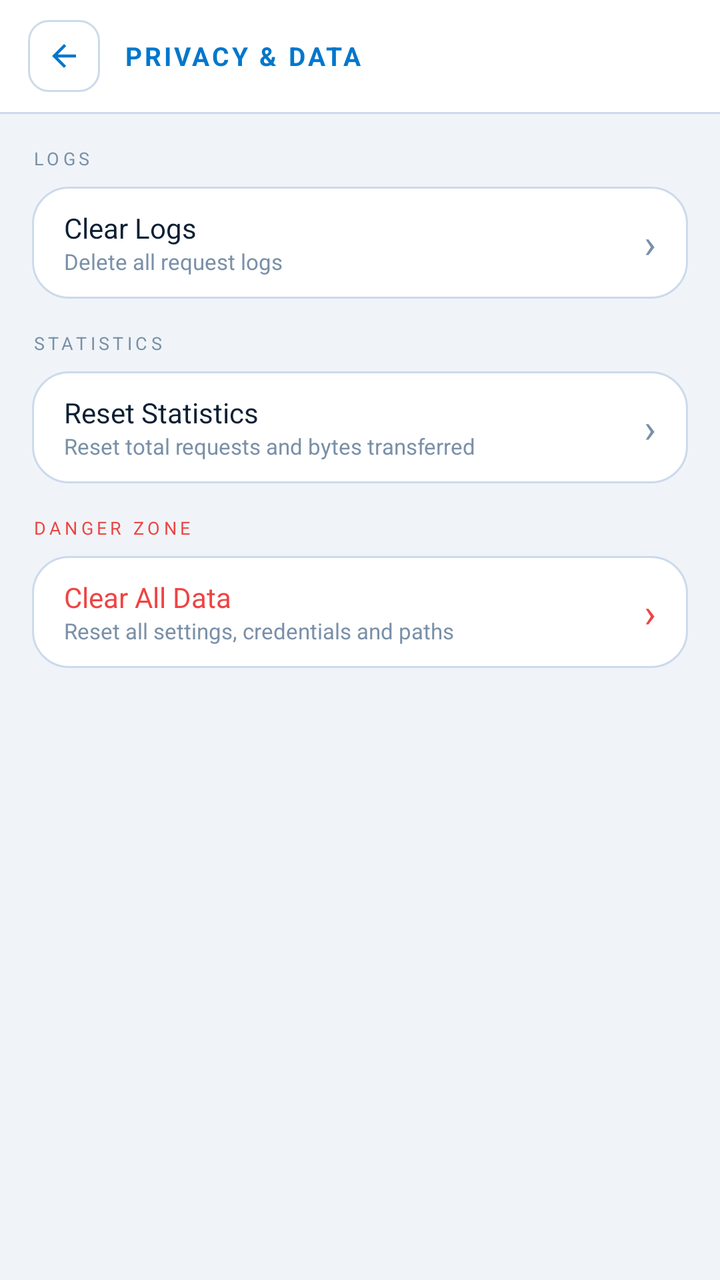
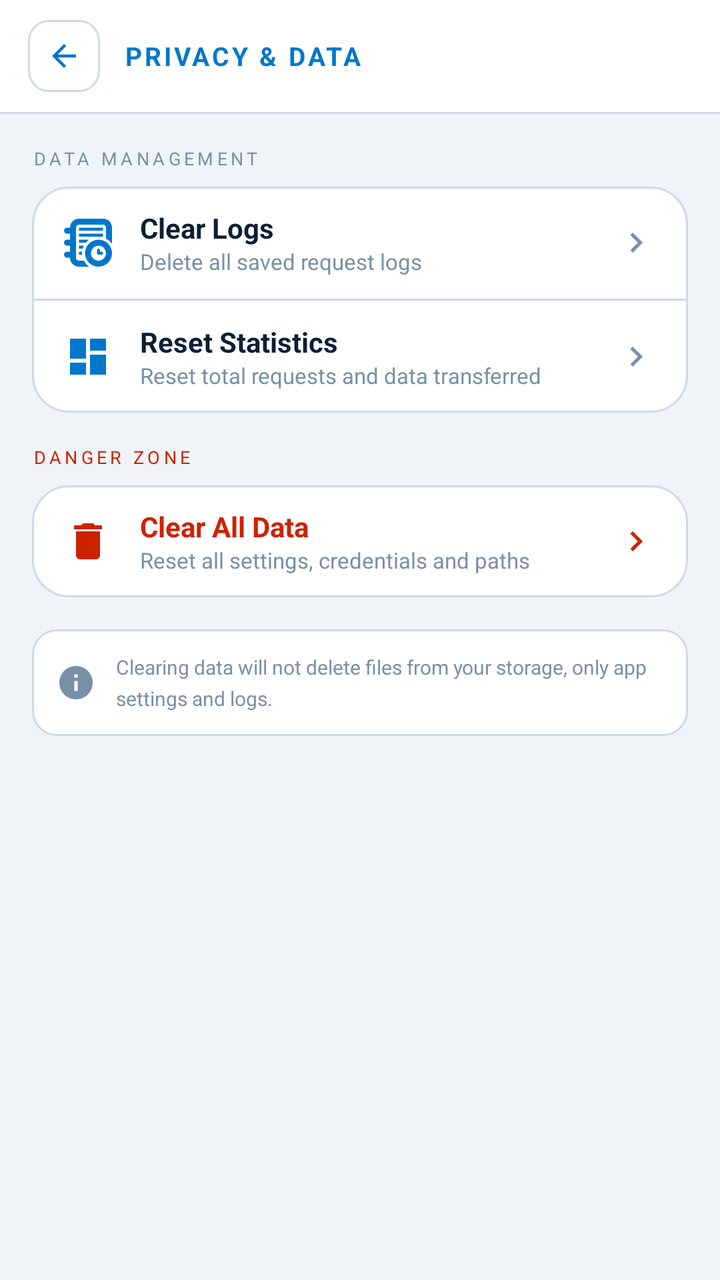

Screens rendered from an Android XML layout before and after an edit, with the pre-edit source and the edit as a unified diff.
<!-- AndroidManifest.xml: application theme Theme.HostMaster -->
<!-- res/layout/activity_privacy.xml -->
<?xml version="1.0" encoding="utf-8"?>
<LinearLayout xmlns:android="http://schemas.android.com/apk/res/android"
    android:layout_width="match_parent"
    android:layout_height="match_parent"
    android:orientation="vertical"
    android:background="@color/bg">

    
    <LinearLayout
        android:layout_width="match_parent"
        android:layout_height="56dp"
        android:orientation="horizontal"
        android:gravity="center_vertical"
        android:paddingStart="14dp"
        android:paddingEnd="14dp"
        android:background="@color/surface">

        <LinearLayout
            android:id="@+id/btn_back"
            android:layout_width="36dp"
            android:layout_height="36dp"
            android:background="@drawable/bg_back_btn"
            android:gravity="center"
            android:layout_marginEnd="12dp">
            <ImageView android:layout_width="18dp" android:layout_height="18dp"
                android:src="@drawable/ic_back"/>
        </LinearLayout>

        <TextView
            android:layout_width="wrap_content"
            android:layout_height="wrap_content"
            android:text="PRIVACY &amp; DATA"
            android:textColor="@color/accent"
            android:textSize="13sp"
            android:textStyle="bold"
            android:letterSpacing="0.1"/>
    </LinearLayout>

    <View android:layout_width="match_parent" android:layout_height="1dp"
        android:background="@color/border"/>

    <ScrollView android:layout_width="match_parent" android:layout_height="match_parent"
        android:scrollbars="none">

        <LinearLayout android:layout_width="match_parent" android:layout_height="wrap_content"
            android:orientation="vertical" android:padding="16dp">

            
            <TextView android:layout_width="wrap_content" android:layout_height="wrap_content"
                android:text="LOGS" android:textColor="@color/text_muted"
                android:textSize="9sp" android:letterSpacing="0.2" android:layout_marginBottom="8dp"/>

            <LinearLayout android:layout_width="match_parent" android:layout_height="wrap_content"
                android:orientation="vertical" android:background="@drawable/bg_card"
                android:layout_marginBottom="16dp">

                <LinearLayout
                    android:id="@+id/btn_clear_logs"
                    android:layout_width="match_parent" android:layout_height="56dp"
                    android:orientation="horizontal" android:gravity="center_vertical"
                    android:paddingStart="16dp" android:paddingEnd="16dp"
                    android:clickable="true" android:focusable="true"
                    android:background="?attr/selectableItemBackground">
                    <LinearLayout android:layout_width="0dp" android:layout_height="wrap_content"
                        android:layout_weight="1" android:orientation="vertical">
                        <TextView android:layout_width="wrap_content" android:layout_height="wrap_content"
                            android:text="Clear Logs" android:textColor="@color/text_primary" android:textSize="14sp"/>
                        <TextView android:layout_width="wrap_content" android:layout_height="wrap_content"
                            android:text="Delete all request logs"
                            android:textColor="@color/text_muted" android:textSize="11sp"/>
                    </LinearLayout>
                    <TextView android:layout_width="wrap_content" android:layout_height="wrap_content"
                        android:text="›" android:textColor="@color/text_muted" android:textSize="20sp"/>
                </LinearLayout>
            </LinearLayout>

            
            <TextView android:layout_width="wrap_content" android:layout_height="wrap_content"
                android:text="STATISTICS" android:textColor="@color/text_muted"
                android:textSize="9sp" android:letterSpacing="0.2" android:layout_marginBottom="8dp"/>

            <LinearLayout android:layout_width="match_parent" android:layout_height="wrap_content"
                android:orientation="vertical" android:background="@drawable/bg_card"
                android:layout_marginBottom="16dp">

                <LinearLayout
                    android:id="@+id/btn_reset_stats"
                    android:layout_width="match_parent" android:layout_height="56dp"
                    android:orientation="horizontal" android:gravity="center_vertical"
                    android:paddingStart="16dp" android:paddingEnd="16dp"
                    android:clickable="true" android:focusable="true"
                    android:background="?attr/selectableItemBackground">
                    <LinearLayout android:layout_width="0dp" android:layout_height="wrap_content"
                        android:layout_weight="1" android:orientation="vertical">
                        <TextView android:layout_width="wrap_content" android:layout_height="wrap_content"
                            android:text="Reset Statistics"
                            android:textColor="@color/text_primary" android:textSize="14sp"/>
                        <TextView android:layout_width="wrap_content" android:layout_height="wrap_content"
                            android:text="Reset total requests and bytes transferred"
                            android:textColor="@color/text_muted" android:textSize="11sp"/>
                    </LinearLayout>
                    <TextView android:layout_width="wrap_content" android:layout_height="wrap_content"
                        android:text="›" android:textColor="@color/text_muted" android:textSize="20sp"/>
                </LinearLayout>
            </LinearLayout>

            
            <TextView android:layout_width="wrap_content" android:layout_height="wrap_content"
                android:text="DANGER ZONE" android:textColor="#ef4444"
                android:textSize="9sp" android:letterSpacing="0.2" android:layout_marginBottom="8dp"/>

            <LinearLayout android:layout_width="match_parent" android:layout_height="wrap_content"
                android:orientation="vertical" android:background="@drawable/bg_card">

                <LinearLayout
                    android:id="@+id/btn_clear_all"
                    android:layout_width="match_parent" android:layout_height="56dp"
                    android:orientation="horizontal" android:gravity="center_vertical"
                    android:paddingStart="16dp" android:paddingEnd="16dp"
                    android:clickable="true" android:focusable="true"
                    android:background="?attr/selectableItemBackground">
                    <LinearLayout android:layout_width="0dp" android:layout_height="wrap_content"
                        android:layout_weight="1" android:orientation="vertical">
                        <TextView android:layout_width="wrap_content" android:layout_height="wrap_content"
                            android:text="Clear All Data"
                            android:textColor="#ef4444" android:textSize="14sp"/>
                        <TextView android:layout_width="wrap_content" android:layout_height="wrap_content"
                            android:text="Reset all settings, credentials and paths"
                            android:textColor="@color/text_muted" android:textSize="11sp"/>
                    </LinearLayout>
                    <TextView android:layout_width="wrap_content" android:layout_height="wrap_content"
                        android:text="›" android:textColor="#ef4444" android:textSize="20sp"/>
                </LinearLayout>
            </LinearLayout>

        </LinearLayout>
    </ScrollView>
</LinearLayout>
<!-- resources referenced by this layout -->
<resources>
  <color name="accent">#0077CC</color>
  <color name="bg">#F0F4F8</color>
  <color name="border">#CCDAEB</color>
  <color name="surface">#FFFFFF</color>
  <color name="text_muted">#7A90A8</color>
  <color name="text_primary">#0D1F33</color>
  <color name="card">#FFFFFF</color>
  <!-- unchanged entries left out for length: 4 -->
</resources>

<!-- the commit's change to res/layout/activity_privacy.xml (unified diff, before → after) -->
@@ -40,97 +40,164 @@
         android:background="@color/border"/>
 
     <ScrollView android:layout_width="match_parent" android:layout_height="match_parent"
-        android:scrollbars="none">
+        android:scrollbars="none" android:fillViewport="true">
 
         <LinearLayout android:layout_width="match_parent" android:layout_height="wrap_content"
             android:orientation="vertical" android:padding="16dp">
 
             
-            <TextView android:layout_width="wrap_content" android:layout_height="wrap_content"
-                android:text="LOGS" android:textColor="@color/text_muted"
-                android:textSize="9sp" android:letterSpacing="0.2" android:layout_marginBottom="8dp"/>
-
-            <LinearLayout android:layout_width="match_parent" android:layout_height="wrap_content"
-                android:orientation="vertical" android:background="@drawable/bg_card"
+            <LinearLayout
+                android:layout_width="match_parent"
+                android:layout_height="wrap_content"
+                android:orientation="vertical"
                 android:layout_marginBottom="16dp">
 
-                <LinearLayout
-                    android:id="@+id/btn_clear_logs"
-                    android:layout_width="match_parent" android:layout_height="56dp"
-                    android:orientation="horizontal" android:gravity="center_vertical"
-                    android:paddingStart="16dp" android:paddingEnd="16dp"
-                    android:clickable="true" android:focusable="true"
-                    android:background="?attr/selectableItemBackground">
-                    <LinearLayout android:layout_width="0dp" android:layout_height="wrap_content"
-                        android:layout_weight="1" android:orientation="vertical">
-                        <TextView android:layout_width="wrap_content" android:layout_height="wrap_content"
-                            android:text="Clear Logs" android:textColor="@color/text_primary" android:textSize="14sp"/>
-                        <TextView android:layout_width="wrap_content" android:layout_height="wrap_content"
-                            android:text="Delete all request logs"
-                            android:textColor="@color/text_muted" android:textSize="11sp"/>
+                <TextView android:layout_width="wrap_content" android:layout_height="wrap_content"
+                    android:text="DATA MANAGEMENT"
+                    android:textColor="@color/text_muted"
+                    android:textSize="9sp" android:letterSpacing="0.2" android:layout_marginBottom="8dp"/>
+
+                <LinearLayout android:layout_width="match_parent" android:layout_height="wrap_content"
+                    android:orientation="vertical" android:background="@drawable/bg_card">
+
+                    
+                    <LinearLayout
+                        android:id="@+id/btn_clear_logs"
+                        android:layout_width="match_parent" android:layout_height="56dp"
+                        android:orientation="horizontal" android:gravity="center_vertical"
+                        android:paddingStart="16dp" android:paddingEnd="16dp"
+                        android:clickable="true" android:focusable="true"
+                        android:background="?attr/selectableItemBackground">
+
+                        <ImageView
+                            android:layout_width="24dp" android:layout_height="24dp"
+                            android:src="@drawable/ic_logs"
+                            android:tint="@color/accent"
+                            android:layout_marginEnd="14dp"/>
+
+                        <LinearLayout android:layout_width="0dp" android:layout_height="wrap_content"
+                            android:layout_weight="1" android:orientation="vertical">
+                            <TextView android:layout_width="wrap_content" android:layout_height="wrap_content"
+                                android:text="Clear Logs" android:textColor="@color/text_primary" android:textSize="14sp"
+                                android:textStyle="bold"/>
+                            <TextView android:layout_width="wrap_content" android:layout_height="wrap_content"
+                                android:text="Delete all saved request logs"
+                                android:textColor="@color/text_muted" android:textSize="11sp"/>
+                        </LinearLayout>
+
+                        <ImageView
+                            android:layout_width="20dp" android:layout_height="20dp"
+                            android:src="@drawable/ic_arrow_forward"
+                            android:tint="@color/text_muted"/>
                     </LinearLayout>
-                    <TextView android:layout_width="wrap_content" android:layout_height="wrap_content"
-                        android:text="›" android:textColor="@color/text_muted" android:textSize="20sp"/>
+
+                    <View android:layout_width="match_parent" android:layout_height="1dp"
+                        android:background="@color/border"/>
+
+                    
+                    <LinearLayout
+                        android:id="@+id/btn_reset_stats"
+                        android:layout_width="match_parent" android:layout_height="56dp"
+                        android:orientation="horizontal" android:gravity="center_vertical"
+                        android:paddingStart="16dp" android:paddingEnd="16dp"
+                        android:clickable="true" android:focusable="true"
+                        android:background="?attr/selectableItemBackground">
+
+                        <ImageView
+                            android:layout_width="24dp" android:layout_height="24dp"
+                            android:src="@drawable/ic_analytics"
+                            android:tint="@color/accent"
+                            android:layout_marginEnd="14dp"/>
+
+                        <LinearLayout android:layout_width="0dp" android:layout_height="wrap_content"
+                            android:layout_weight="1" android:orientation="vertical">
+                            <TextView android:layout_width="wrap_content" android:layout_height="wrap_content"
+                                android:text="Reset Statistics" android:textColor="@color/text_primary" android:textSize="14sp"
+                                android:textStyle="bold"/>
+                            <TextView android:layout_width="wrap_content" android:layout_height="wrap_content"
+                                android:text="Reset total requests and data transferred"
+                                android:textColor="@color/text_muted" android:textSize="11sp"/>
+                        </LinearLayout>
+
+                        <ImageView
+                            android:layout_width="20dp" android:layout_height="20dp"
+                            android:src="@drawable/ic_arrow_forward"
+                            android:tint="@color/text_muted"/>
+                    </LinearLayout>
                 </LinearLayout>
             </LinearLayout>
 
             
-            <TextView android:layout_width="wrap_content" android:layout_height="wrap_content"
-                android:text="STATISTICS" android:textColor="@color/text_muted"
-                android:textSize="9sp" android:letterSpacing="0.2" android:layout_marginBottom="8dp"/>
-
-            <LinearLayout android:layout_width="match_parent" android:layout_height="wrap_content"
-                android:orientation="vertical" android:background="@drawable/bg_card"
-                android:layout_marginBottom="16dp">
-
-                <LinearLayout
-                    android:id="@+id/btn_reset_stats"
-                    android:layout_width="match_parent" android:layout_height="56dp"
-                    android:orientation="horizontal" android:gravity="center_vertical"
-                    android:paddingStart="16dp" android:paddingEnd="16dp"
-                    android:clickable="true" android:focusable="true"
-                    android:background="?attr/selectableItemBackground">
-                    <LinearLayout android:layout_width="0dp" android:layout_height="wrap_content"
-                        android:layout_weight="1" android:orientation="vertical">
-                        <TextView android:layout_width="wrap_content" android:layout_height="wrap_content"
-                            android:text="Reset Statistics"
-                            android:textColor="@color/text_primary" android:textSize="14sp"/>
-                        <TextView android:layout_width="wrap_content" android:layout_height="wrap_content"
-                            android:text="Reset total requests and bytes transferred"
-                            android:textColor="@color/text_muted" android:textSize="11sp"/>
+            <LinearLayout
+                android:layout_width="match_parent"
+                android:layout_height="wrap_content"
+                android:orientation="vertical">
+
+                <TextView android:layout_width="wrap_content" android:layout_height="wrap_content"
+                    android:text="DANGER ZONE"
+                    android:textColor="@color/col_red"
+                    android:textSize="9sp" android:letterSpacing="0.2" android:layout_marginBottom="8dp"/>
+
+                <LinearLayout android:layout_width="match_parent" android:layout_height="wrap_content"
+                    android:orientation="vertical" android:background="@drawable/bg_card">
+
+                    
+                    <LinearLayout
+                        android:id="@+id/btn_clear_all"
+                        android:layout_width="match_parent" android:layout_height="56dp"
+                        android:orientation="horizontal" android:gravity="center_vertical"
+                        android:paddingStart="16dp" android:paddingEnd="16dp"
+                        android:clickable="true" android:focusable="true"
+                        android:background="?attr/selectableItemBackground">
+
+                        <ImageView
+                            android:layout_width="24dp" android:layout_height="24dp"
+                            android:src="@drawable/ic_delete_forever"
+                            android:tint="@color/col_red"
+                            android:layout_marginEnd="14dp"/>
+
+                        <LinearLayout android:layout_width="0dp" android:layout_height="wrap_content"
+                            android:layout_weight="1" android:orientation="vertical">
+                            <TextView android:layout_width="wrap_content" android:layout_height="wrap_content"
+                                android:text="Clear All Data" android:textColor="@color/col_red" android:textSize="14sp"
+                                android:textStyle="bold"/>
+                            <TextView android:layout_width="wrap_content" android:layout_height="wrap_content"
+                                android:text="Reset all settings, credentials and paths"
+                                android:textColor="@color/text_muted" android:textSize="11sp"/>
+                        </LinearLayout>
+
+                        <ImageView
+                            android:layout_width="20dp" android:layout_height="20dp"
+                            android:src="@drawable/ic_arrow_forward"
+                            android:tint="@color/col_red"/>
                     </LinearLayout>
-                    <TextView android:layout_width="wrap_content" android:layout_height="wrap_content"
-                        android:text="›" android:textColor="@color/text_muted" android:textSize="20sp"/>
                 </LinearLayout>
             </LinearLayout>
 
             
-            <TextView android:layout_width="wrap_content" android:layout_height="wrap_content"
-                android:text="DANGER ZONE" android:textColor="#ef4444"
-                android:textSize="9sp" android:letterSpacing="0.2" android:layout_marginBottom="8dp"/>
-
-            <LinearLayout android:layout_width="match_parent" android:layout_height="wrap_content"
-                android:orientation="vertical" android:background="@drawable/bg_card">
-
-                <LinearLayout
-                    android:id="@+id/btn_clear_all"
-                    android:layout_width="match_parent" android:layout_height="56dp"
-                    android:orientation="horizontal" android:gravity="center_vertical"
-                    android:paddingStart="16dp" android:paddingEnd="16dp"
-                    android:clickable="true" android:focusable="true"
-                    android:background="?attr/selectableItemBackground">
-                    <LinearLayout android:layout_width="0dp" android:layout_height="wrap_content"
-                        android:layout_weight="1" android:orientation="vertical">
-                        <TextView android:layout_width="wrap_content" android:layout_height="wrap_content"
-                            android:text="Clear All Data"
-                            android:textColor="#ef4444" android:textSize="14sp"/>
-                        <TextView android:layout_width="wrap_content" android:layout_height="wrap_content"
-                            android:text="Reset all settings, credentials and paths"
-                            android:textColor="@color/text_muted" android:textSize="11sp"/>
-                    </LinearLayout>
-                    <TextView android:layout_width="wrap_content" android:layout_height="wrap_content"
-                        android:text="›" android:textColor="#ef4444" android:textSize="20sp"/>
-                </LinearLayout>
+            <LinearLayout
+                android:layout_width="match_parent"
+                android:layout_height="wrap_content"
+                android:orientation="horizontal"
+                android:background="@drawable/bg_preview_box"
+                android:padding="12dp"
+                android:layout_marginTop="16dp"
+                android:gravity="center_vertical">
+
+                <ImageView
+                    android:layout_width="20dp"
+                    android:layout_height="20dp"
+                    android:src="@drawable/ic_info"
+                    android:tint="@color/text_muted"
+                    android:layout_marginEnd="10dp"/>
+
+                <TextView
+                    android:layout_width="match_parent"
+                    android:layout_height="wrap_content"
+                    android:text="Clearing data will not delete files from your storage, only app settings and logs."
+                    android:textColor="@color/text_muted"
+                    android:textSize="10sp"
+                    android:lineSpacingMultiplier="1.3"/>
             </LinearLayout>
 
         </LinearLayout>
<!-- resource entries referenced after the edit -->
@@ -3,9 +3,69 @@
   <color name="accent">#0077CC</color>
   <color name="bg">#F0F4F8</color>
   <color name="border">#CCDAEB</color>
+  <color name="col_red">#CC2200</color>
   <color name="surface">#FFFFFF</color>
   <color name="text_muted">#7A90A8</color>
   <color name="text_primary">#0D1F33</color>
+  <!-- drawable bg_preview_box (drawable) -->
+  <?xml version="1.0" encoding="utf-8"?>
+  <shape xmlns:android="http://schemas.android.com/apk/res/android"
+      android:shape="rectangle">
+      <corners android:radius="12dp"/>
+      <solid android:color="@color/surface"/>
+      <stroke android:width="1dp" android:color="@color/border"/>
+  </shape>
+  <!-- drawable ic_analytics (drawable) -->
+  <vector xmlns:android="http://schemas.android.com/apk/res/android"
+      android:width="24dp"
+      android:height="24dp"
+      android:viewportWidth="24"
+      android:viewportHeight="24">
+      <path
+          android:fillColor="#FF000000"
+          android:pathData="M3,13h8V3H3v10zM3,21h8v-6H3v6zM13,21h8V11h-8v10zM13,3v6h8V3h-8z"/>
+  </vector>
+  <!-- drawable ic_arrow_forward (drawable) -->
+  <vector xmlns:android="http://schemas.android.com/apk/res/android"
+      android:width="24dp"
+      android:height="24dp"
+      android:viewportWidth="24"
+      android:viewportHeight="24">
+      <path
+          android:fillColor="@color/text_muted"
+          android:pathData="M10,6L8.59,7.41 13.17,12l-4.58,4.59L10,18l6,-6z"/>
+  </vector>
+  <!-- drawable ic_delete_forever (drawable) -->
+  <vector xmlns:android="http://schemas.android.com/apk/res/android"
+      android:width="24dp"
+      android:height="24dp"
+      android:viewportWidth="24"
+      android:viewportHeight="24">
+      <path
+          android:fillColor="#FF000000"
+          android:pathData="M6,19c0,1.1 0.9,2 2,2h8c1.1,0 2,-0.9 2,-2V7H6v12zM19,4h-3.5l-1,-1h-5l-1,1H5v2h14V4z"/>
+  </vector>
+  <!-- drawable ic_info (drawable) -->
+  <vector xmlns:android="http://schemas.android.com/apk/res/android"
+      android:width="24dp"
+      android:height="24dp"
+      android:viewportWidth="24"
+      android:viewportHeight="24">
+      <path
+          android:fillColor="#FF000000"
+          android:pathData="M12,2C6.48,2 2,6.48 2,12s4.48,10 10,10 10,-4.48 10,-10S17.52,2 12,2zm1,15h-2v-6h2v6zm0,-8h-2V7h2v2z"/>
+  </vector>
+  <!-- drawable ic_logs (drawable) -->
+  <?xml version="1.0" encoding="utf-8"?>
+  <vector xmlns:android="http://schemas.android.com/apk/res/android"
+      android:height="24dp"
+      android:width="24dp"
+      android:viewportWidth="32.0"
+      android:viewportHeight="32.0">
+      <path
+          android:fillColor="@color/text_primary"
+          android:pathData="M0,24q0,0.832 0.576,1.44t1.44,0.576h1.984q0,2.496 1.76,4.224t4.256,1.76h6.688q-2.144,-1.504 -3.456,-4h-3.232q-0.832,0 -1.44,-0.576t-0.576,-1.408v-20q0,-0.832 0.576,-1.408t1.44,-0.608h16q0.8,0 1.408,0.608t0.576,1.408v7.232q2.496,1.312 4,3.456v-10.688q0,-2.496 -1.76,-4.256t-4.224,-1.76h-16q-2.496,0 -4.256,1.76t-1.76,4.256h-1.984q-0.832,0 -1.44,0.576t-0.576,1.408 0.576,1.44 1.44,0.576h1.984v4h-1.984q-0.832,0 -1.44,0.576t-0.576,1.408 0.576,1.44 1.44,0.576h1.984v4h-1.984q-0.832,0 -1.44,0.576t-0.576,1.408zM10.016,24h2.08q0,-0.064 -0.032,-0.416t-0.064,-0.576 0.064,-0.544 0.032,-0.448h-2.08v1.984zM10.016,20h2.464q0.288,-1.088 0.768,-1.984h-3.232v1.984zM10.016,16h4.576q0.992,-1.216 2.112,-1.984h-6.688v1.984zM10.016,12h16v-1.984h-16v1.984zM10.016,8h16v-1.984h-16v1.984zM14.016,23.008q0,1.824 0.704,3.488t1.92,2.88 2.88,1.92 3.488,0.704 3.488,-0.704 2.88,-1.92 1.92,-2.88 0.704,-3.488 -0.704,-3.488 -1.92,-2.88 -2.88,-1.92 -3.488,-0.704 -3.488,0.704 -2.88,1.92 -1.92,2.88 -0.704,3.488zM18.016,23.008q0,-2.08 1.44,-3.52t3.552,-1.472 3.52,1.472 1.472,3.52q0,2.08 -1.472,3.52t-3.52,1.472 -3.552,-1.472 -1.44,-3.52zM22.016,23.008q0,0.416 0.288,0.704t0.704,0.288h1.984q0.416,0 0.704,-0.288t0.32,-0.704 -0.32,-0.704 -0.704,-0.288h-0.992v-0.992q0,-0.416 -0.288,-0.704t-0.704,-0.32 -0.704,0.32 -0.288,0.704v1.984z" />
+  </vector>
   <color name="card">#FFFFFF</color>
   <!-- unchanged entries left out for length: 4 -->
 </resources>
